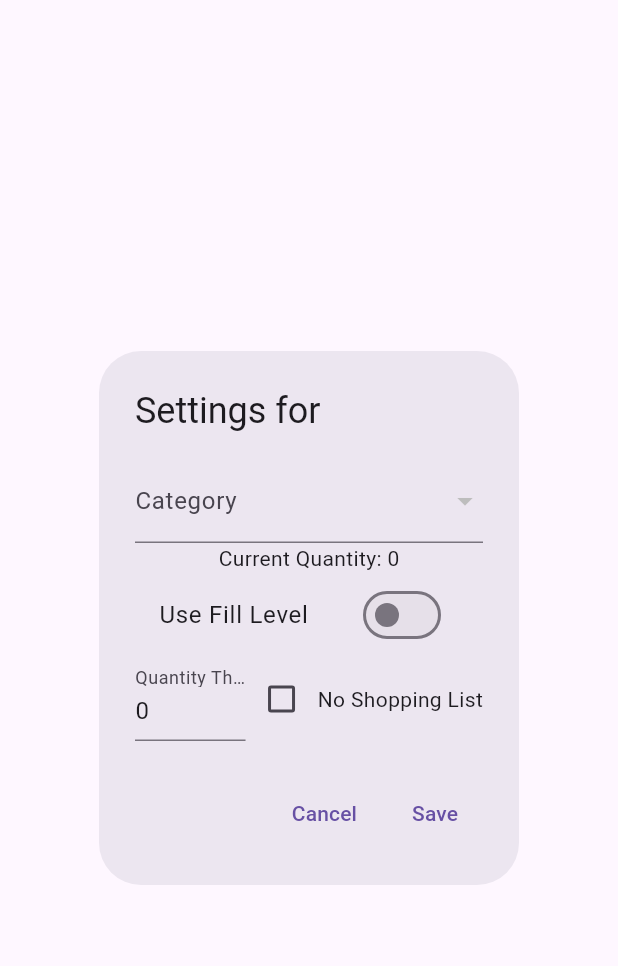
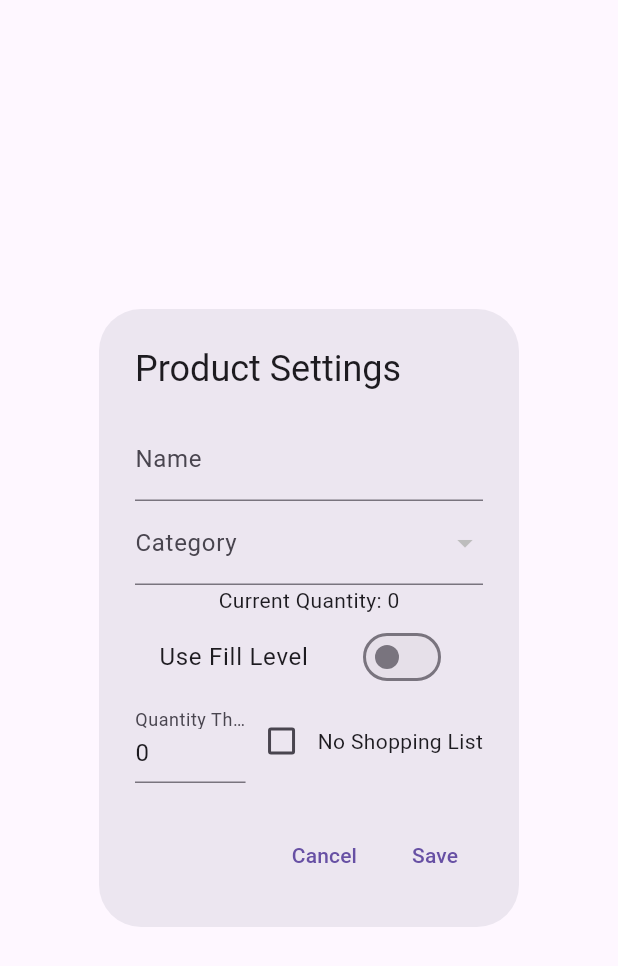
Before and after one commit to Myhster/inventory_app, a Flutter app: the ProductSettingsDialog widget shown alone on an empty page, opened directly with empty values, on a phone screen of 412 x 824 dp. Shown: the top 966 px of the screen. Run offline on Flutter 3.47's test engine with Material 3 defaults, Android fonts, the phone set to English and light mode, and no system bars; our stand-ins replace sqflite; missing offline and left inert: mobile_scanner; accounts and stored records are empty.

Commit message:
Option to change product name

```diff
--- a/lib/screens/product_settings_dialog.dart
+++ b/lib/screens/product_settings_dialog.dart
@@ -22,6 +22,7 @@ class ProductSettingsDialog extends StatefulWidget {
 }
 
 class ProductSettingsDialogState extends State<ProductSettingsDialog> {
+  late String _name;
   late String _category;
   late double? _threshold;
   late bool _useFillLevel;
@@ -30,11 +31,11 @@ class ProductSettingsDialogState extends State<ProductSettingsDialog> {
   @override
   void initState() {
     super.initState();
+    _name = widget.product.name;
     _category = widget.product.category;
     _threshold = widget.product.threshold;
     _useFillLevel = widget.product.useFillLevel;
     _fillLevel = widget.product.fillLevel ?? 1.0;
-    // Fix: Begrenze threshold auf 0.8 nur bei useFillLevel
     if (_useFillLevel && (_threshold == null || _threshold! > 0.8)) {
       _threshold = 0.8;
     }
@@ -43,11 +44,16 @@ class ProductSettingsDialogState extends State<ProductSettingsDialog> {
   @override
   Widget build(BuildContext context) {
     return AlertDialog(
-      title: Text("Settings for ${widget.product.name}"),
+      title: const Text("Product Settings"),
       content: SingleChildScrollView(
         child: Column(
           mainAxisSize: MainAxisSize.min,
           children: [
+            TextField(
+              decoration: const InputDecoration(labelText: "Name"),
+              controller: TextEditingController(text: _name),
+              onChanged: (value) => _name = value,
+            ),
             DropdownButtonFormField<String>(
               value: _category,
               decoration: const InputDecoration(labelText: "Category"),
@@ -99,15 +105,13 @@ class ProductSettingsDialogState extends State<ProductSettingsDialog> {
                         if (parsed != null)
                           _threshold =
                               parsed
-                                  .toDouble(); // Als double speichern, aber Ganzzahl
+                                  .toDouble();
                       },
                     ),
                   ),
                   Checkbox(
                     value: _threshold == null,
-                    onChanged:
-                        (value) =>
-                            setState(() => _threshold = value! ? null : 1.0),
+                    onChanged: (value) => setState(() => _threshold = value! ? null : 1.0),
                   ),
                   const Text("No Shopping List"),
                 ],
@@ -118,10 +122,9 @@ class ProductSettingsDialogState extends State<ProductSettingsDialog> {
                   const Text("Fill Level:"),
                   Slider(
                     value: _fillLevel ?? 1.0,
-                    min: 0.0, // Geändert von 0.2 auf 0.0
+                    min: 0.0,
                     max: 1.0,
-                    divisions:
-                        10, // Geändert von 4 auf 10 für feinere Schritte (0.0, 0.1, ..., 1.0)
+                    divisions: 10,
                     label: _fillLevel?.toStringAsFixed(1),
                     onChanged: (value) => setState(() => _fillLevel = value),
                   ),
@@ -167,6 +170,7 @@ class ProductSettingsDialogState extends State<ProductSettingsDialog> {
         ),
         TextButton(
           onPressed: () async {
+            if (_name.trim().isEmpty) return;
             await widget.manager.updateProductSettings(
               widget.product.id!,
               _category,
@@ -174,8 +178,12 @@ class ProductSettingsDialogState extends State<ProductSettingsDialog> {
               _useFillLevel,
               _useFillLevel ? _fillLevel : null,
             );
+            await widget.manager.updateProduct(
+              widget.product.id!,
+              name: _name,
+            );
             widget.onRefresh();
-            Navigator.pop(context);
+            if (mounted) Navigator.pop(context);
           },
           child: const Text("Save"),
         ),
```
Also changed, not shown: lib/screens/shopping_list_screen.dart (+37 -4 lines), lib/services/inventory_manager.dart (+33 -0 lines), lib/services/shopping_list.dart (+12 -2 lines).
